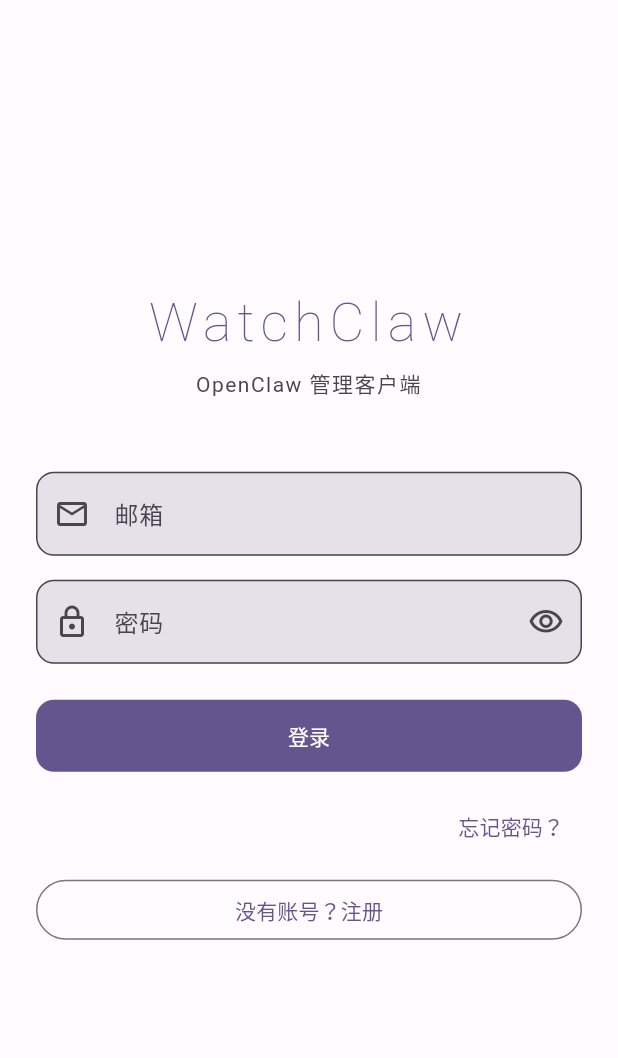
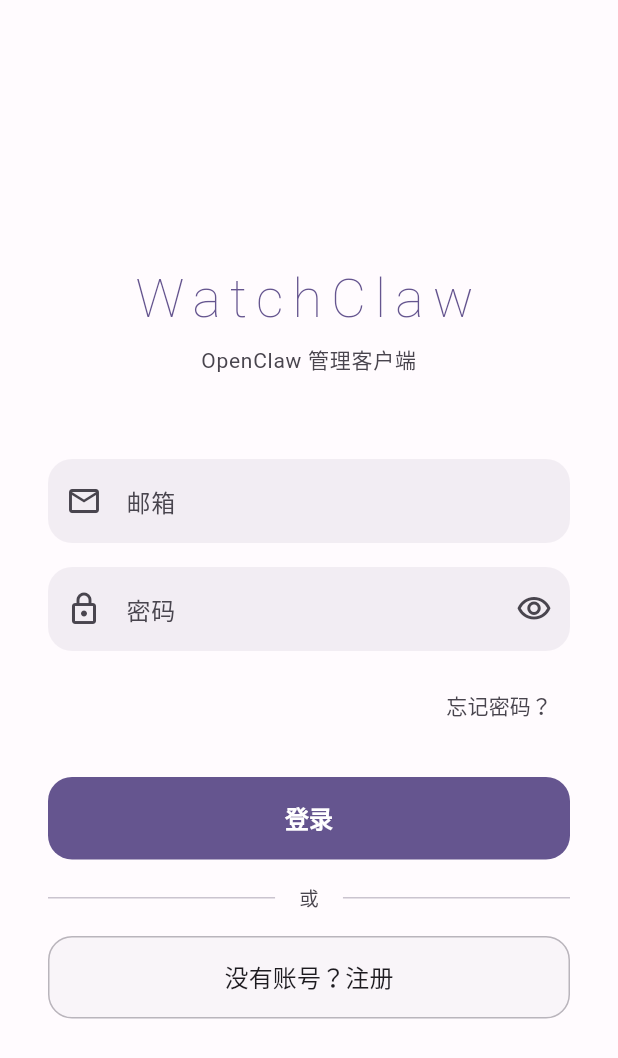
Before and after one commit to hkgood/oc-admin-app, a Flutter app: the screen it shows after launch, on a phone screen of 412 x 824 dp. Shown: the top 1058 px of the screen. Run offline on Flutter 3.47's test engine with Material 3 defaults, Android fonts, the phone set to English and light mode, and no system bars; our stand-ins replace fl_chart, flutter_secure_storage, pocketbase; accounts and stored records are empty.

Commit message:
Fix UI: status bar + button styles

```diff
--- a/lib/presentation/pages/login_page.dart
+++ b/lib/presentation/pages/login_page.dart
@@ -42,7 +42,6 @@
 
     if (!success) {
       final errorMsg = authProvider.errorMessage ?? '';
-      // Check if it's a verification issue
       if (errorMsg.contains('verified') || errorMsg.toLowerCase().contains('verification')) {
         _showVerificationDialog();
       } else {
@@ -108,21 +107,23 @@
       body: SafeArea(
         child: Center(
           child: SingleChildScrollView(
-            padding: const EdgeInsets.all(24),
+            padding: const EdgeInsets.symmetric(horizontal: 32, vertical: 24),
             child: ConstrainedBox(
-              constraints: const BoxConstraints(maxWidth: 400),
+              constraints: const BoxConstraints(maxWidth: 380),
               child: Form(
                 key: _formKey,
                 child: Column(
                   mainAxisAlignment: MainAxisAlignment.center,
                   crossAxisAlignment: CrossAxisAlignment.stretch,
                   children: [
+                    const SizedBox(height: 32),
+
                     // WatchClaw text logo
                     Text(
                       'WatchClaw',
                       style: Theme.of(context).textTheme.displaySmall?.copyWith(
                             fontWeight: FontWeight.w200,
-                            letterSpacing: 4,
+                            letterSpacing: 6,
                             color: colorScheme.primary,
                           ),
                       textAlign: TextAlign.center,
@@ -132,20 +133,35 @@
                       'OpenClaw 管理客户端',
                       style: Theme.of(context).textTheme.bodyMedium?.copyWith(
                             color: colorScheme.onSurfaceVariant,
-                            letterSpacing: 1,
+                            letterSpacing: 0.5,
                           ),
                       textAlign: TextAlign.center,
                     ),
-                    const SizedBox(height: 48),
+                    const SizedBox(height: 56),
 
+                    // Email field
                     TextFormField(
                       controller: _emailController,
                       keyboardType: TextInputType.emailAddress,
                       textInputAction: TextInputAction.next,
-                      decoration: const InputDecoration(
+                      decoration: InputDecoration(
                         labelText: '邮箱',
                         hintText: 'your@email.com',
-                        prefixIcon: Icon(Icons.email_outlined),
+                        prefixIcon: const Icon(Icons.email_outlined),
+                        filled: true,
+                        fillColor: colorScheme.surfaceContainerHighest.withAlpha(128),
+                        border: OutlineInputBorder(
+                          borderRadius: BorderRadius.circular(16),
+                          borderSide: BorderSide.none,
+                        ),
+                        enabledBorder: OutlineInputBorder(
+                          borderRadius: BorderRadius.circular(16),
+                          borderSide: BorderSide.none,
+                        ),
+                        focusedBorder: OutlineInputBorder(
+                          borderRadius: BorderRadius.circular(16),
+                          borderSide: BorderSide(color: colorScheme.primary, width: 1.5),
+                        ),
                       ),
                       validator: (v) {
                         if (v == null || v.isEmpty) return '请输入邮箱';
@@ -155,6 +171,7 @@
                     ),
                     const SizedBox(height: 16),
 
+                    // Password field
                     TextFormField(
                       controller: _passwordController,
                       obscureText: _obscurePassword,
@@ -173,6 +190,20 @@
                             setState(() => _obscurePassword = !_obscurePassword);
                           },
                         ),
+                        filled: true,
+                        fillColor: colorScheme.surfaceContainerHighest.withAlpha(128),
+                        border: OutlineInputBorder(
+                          borderRadius: BorderRadius.circular(16),
+                          borderSide: BorderSide.none,
+                        ),
+                        enabledBorder: OutlineInputBorder(
+                          borderRadius: BorderRadius.circular(16),
+                          borderSide: BorderSide.none,
+                        ),
+                        focusedBorder: OutlineInputBorder(
+                          borderRadius: BorderRadius.circular(16),
+                          borderSide: BorderSide(color: colorScheme.primary, width: 1.5),
+                        ),
                       ),
                       validator: (v) {
                         if (v == null || v.isEmpty) return '请输入密码';
@@ -180,20 +211,9 @@
                         return null;
                       },
                     ),
-                    const SizedBox(height: 24),
-
-                    FilledButton(
-                      onPressed: _isLoading ? null : _login,
-                      child: _isLoading
-                          ? const SizedBox(
-                              height: 20,
-                              width: 20,
-                              child: CircularProgressIndicator(strokeWidth: 2),
-                            )
-                          : const Text('登录'),
-                    ),
                     const SizedBox(height: 12),
 
+                    // Forgot password - right aligned
                     Align(
                       alignment: Alignment.centerRight,
                       child: TextButton(
@@ -204,11 +224,70 @@
                             ),
                           );
                         },
-                        child: const Text('忘记密码？'),
+                        style: TextButton.styleFrom(
+                          foregroundColor: colorScheme.onSurfaceVariant,
+                        ),
+                        child: Text(
+                          '忘记密码？',
+                          style: TextStyle(
+                            color: colorScheme.onSurfaceVariant,
+                            fontSize: 14,
+                          ),
+                        ),
                       ),
                     ),
-                    const SizedBox(height: 8),
+                    const SizedBox(height: 24),
 
+                    // Primary login button
+                    FilledButton(
+                      onPressed: _isLoading ? null : _login,
+                      style: FilledButton.styleFrom(
+                        padding: const EdgeInsets.symmetric(vertical: 16),
+                        shape: RoundedRectangleBorder(
+                          borderRadius: BorderRadius.circular(16),
+                        ),
+                        backgroundColor: colorScheme.primary,
+                      ),
+                      child: _isLoading
+                          ? SizedBox(
+                              height: 20,
+                              width: 20,
+                              child: CircularProgressIndicator(
+                                strokeWidth: 2,
+                                color: colorScheme.onPrimary,
+                              ),
+                            )
+                          : Text(
+                              '登录',
+                              style: TextStyle(
+                                fontSize: 16,
+                                fontWeight: FontWeight.w600,
+                                color: colorScheme.onPrimary,
+                              ),
+                            ),
+                    ),
+                    const SizedBox(height: 16),
+
+                    // Divider
+                    Row(
+                      children: [
+                        Expanded(child: Divider(color: colorScheme.outlineVariant)),
+                        Padding(
+                          padding: const EdgeInsets.symmetric(horizontal: 16),
+                          child: Text(
+                            '或',
+                            style: TextStyle(
+                              color: colorScheme.onSurfaceVariant,
+                              fontSize: 13,
+                            ),
+                          ),
+                        ),
+                        Expanded(child: Divider(color: colorScheme.outlineVariant)),
+                      ],
+                    ),
+                    const SizedBox(height: 16),
+
+                    // Register button - same style as login but muted
                     OutlinedButton(
                       onPressed: () {
                         Navigator.of(context).push(
@@ -217,7 +296,23 @@
                           ),
                         );
                       },
-                      child: const Text('没有账号？注册'),
+                      style: OutlinedButton.styleFrom(
+                        padding: const EdgeInsets.symmetric(vertical: 16),
+                        shape: RoundedRectangleBorder(
+                          borderRadius: BorderRadius.circular(16),
+                        ),
+                        side: BorderSide(color: colorScheme.outline.withAlpha(128)),
+                        backgroundColor: colorScheme.surfaceContainerHighest.withAlpha(60),
+                        foregroundColor: colorScheme.onSurface,
+                      ),
+                      child: Text(
+                        '没有账号？注册',
+                        style: TextStyle(
+                          fontSize: 16,
+                          fontWeight: FontWeight.w500,
+                          color: colorScheme.onSurface,
+                        ),
+                      ),
                     ),
                   ],
                 ),
```
